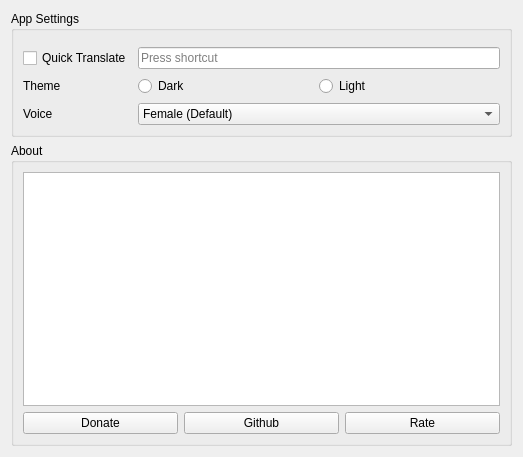
The window that src/settings.ui (keshavbhatt/glate) describes before a commit, drawn with Qt 5.
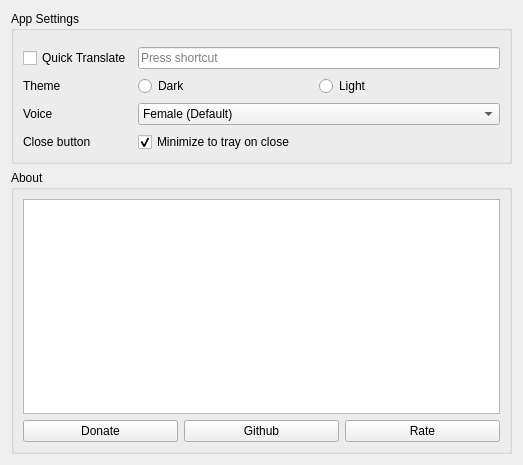
The same window after the commit. Icons and pictures are not drawn. Custom widgets are drawn as their Qt base class.

Commit message: refactor: implement close-to-tray functionality and enhance system tray interactions

```diff
--- a/src/settings.ui
+++ b/src/settings.ui
@@ -87,6 +87,26 @@
           </item>
          </widget>
         </item>
+        <item row="3" column="0">
+         <widget class="QLabel" name="closeLabel">
+          <property name="text">
+           <string>Close button</string>
+          </property>
+         </widget>
+        </item>
+        <item row="3" column="1">
+         <widget class="QCheckBox" name="closeToTrayCheckBox">
+          <property name="toolTip">
+           <string>When checked, closing the window minimizes Glate to the system tray instead of quitting</string>
+          </property>
+          <property name="text">
+           <string>Minimize to tray on close</string>
+          </property>
+          <property name="checked">
+           <bool>true</bool>
+          </property>
+         </widget>
+        </item>
        </layout>
       </item>
      </layout>
```
The commit also changes 5 other files.
